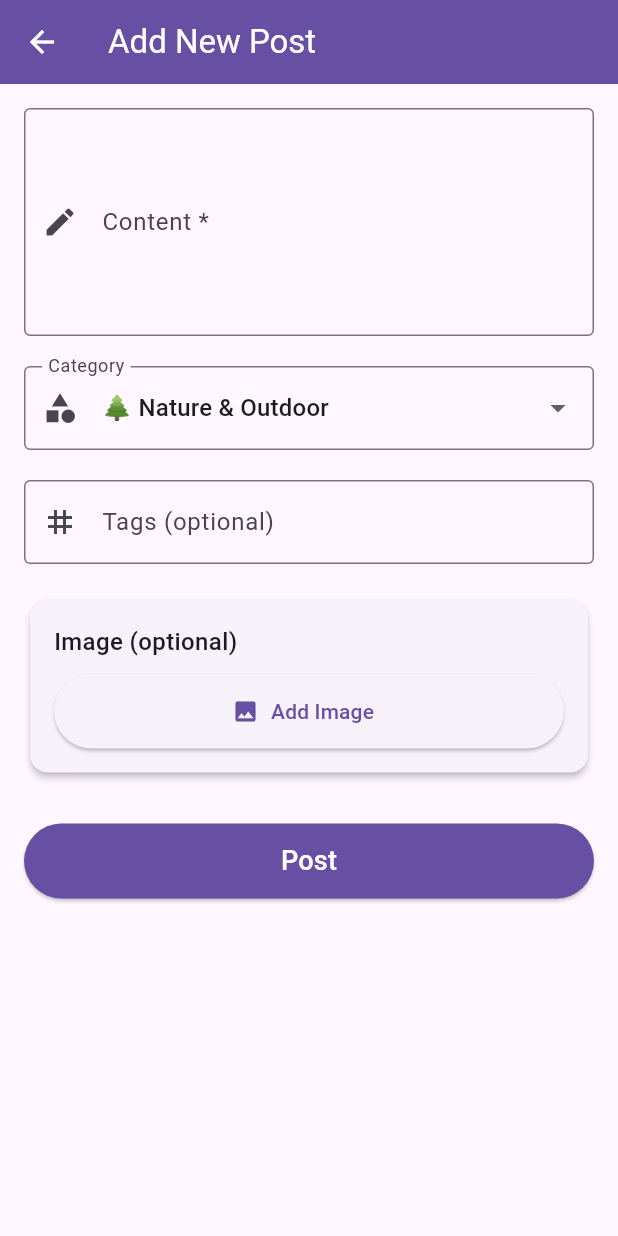
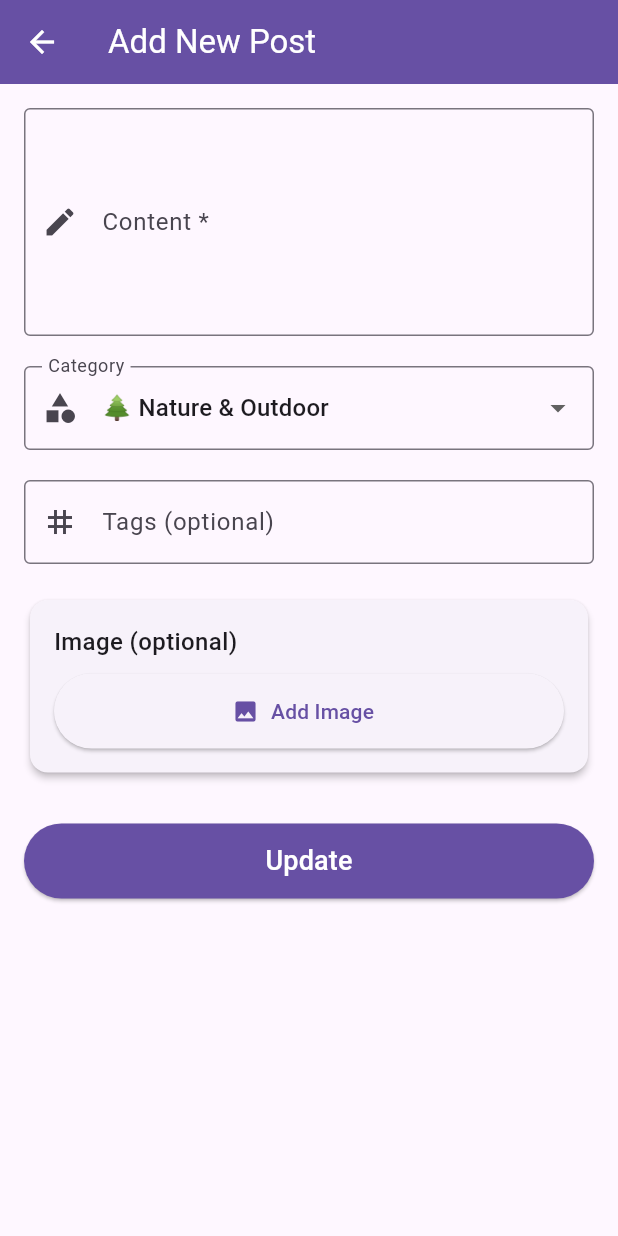
Before and after one commit to nilupul-dew/MAD_Group_09, a Flutter app: the screen it shows after launch, after a tap on the "add" icon, on a phone screen of 412 x 824 dp. Run offline on Flutter 3.47's test engine with Material 3 defaults, Android fonts, the phone set to English and light mode, and no system bars; our stand-ins replace cloud_firestore, firebase_core, flutter_image_compress, image_picker, timeago; accounts and stored records are empty; network calls fail.

Commit message:
Post Edit part is done

```diff
--- a/hiking_app/lib/presentation/screens/forum_screen.dart
+++ b/hiking_app/lib/presentation/screens/forum_screen.dart
@@ -60,7 +60,7 @@ class _ForumScreenState extends State<ForumScreen> {
         onPressed: () {
           Navigator.push(
             context,
-            MaterialPageRoute(builder: (context) => const AddPostScreen()),
+            MaterialPageRoute(builder: (context) => AddPostScreen()),
           ).then((_) => _loadPosts());
         },
         tooltip: 'Add Post',
--- a/hiking_app/lib/presentation/widgets/post_add.dart
+++ b/hiking_app/lib/presentation/widgets/post_add.dart
@@ -2,10 +2,14 @@ import 'package:flutter/material.dart';
 import 'package:flutter/services.dart';
 import 'package:hiking_app/data/firebase_services/post_firebase.dart';
 import 'package:hiking_app/domain/models/post_model.dart';
+import 'package:hiking_app/presentation/widgets/post_edit_image_preview.dart';
 import 'package:image_picker/image_picker.dart';
 
 class AddPostScreen extends StatefulWidget {
-  const AddPostScreen({Key? key}) : super(key: key);
+  final bool isEditing;
+  final Post? post;
+
+  AddPostScreen({super.key, this.isEditing = false, this.post});
 
   @override
   State<AddPostScreen> createState() => _AddPostScreenState();
@@ -16,7 +20,7 @@ class _AddPostScreenState extends State<AddPostScreen> {
   final _contentController = TextEditingController();
   final _tagsController = TextEditingController();
   final ImagePicker _picker = ImagePicker();
-
+  String? _existingImageUrl;
   final FirebaseForumService _service = FirebaseForumService();
 
   String _selectedCategory = '🌲 Nature & Outdoor';
@@ -38,8 +42,15 @@ class _AddPostScreenState extends State<AddPostScreen> {
   @override
   void initState() {
     super.initState();
-    // Initialize your service here
-    // _service = YourServiceClass();
+    if (widget.isEditing && widget.post != null) {
+      _contentController.text = widget.post!.content;
+      _selectedCategory = widget.post!.category;
+      _tagsController.text = widget.post!.tags.join(', ');
+      if (widget.post!.imageUrl != null) {
+        _existingImageUrl =
+            widget.post!.imageUrl; // You’ll need to handle this in UI
+      }
+    }
   }
 
   @override
@@ -80,6 +91,7 @@ class _AddPostScreenState extends State<AddPostScreen> {
     setState(() {
       _selectedImageBytes = null;
       _selectedImageName = null;
+      _existingImageUrl = null;
     });
   }
 
@@ -253,76 +265,27 @@ class _AddPostScreenState extends State<AddPostScreen> {
                       ),
                       const SizedBox(height: 10),
 
-                      if (_selectedImageBytes == null) ...[
+                      if (_selectedImageBytes != null) ...[
+                        ImagePreviewWidget(
+                          imageWidget: Image.memory(_selectedImageBytes!),
+                          imageName: _selectedImageName,
+                          onRemove: _removeImage,
+                          onChange: _pickImage,
+                        ),
+                      ] else if (_existingImageUrl != null) ...[
+                        ImagePreviewWidget(
+                          imageWidget: Image.network(_existingImageUrl!),
+                          imageName: 'Existing Image',
+                          onRemove: _removeImage,
+                          onChange: _pickImage,
+                        ),
+                      ] else ...[
                         ElevatedButton.icon(
                           onPressed: _pickImage,
                           icon: const Icon(Icons.image),
                           label: const Text('Add Image'),
                           style: ElevatedButton.styleFrom(
                             minimumSize: const Size(double.infinity, 50),
-                          ),
-                        ),
-                      ] else ...[
-                        Container(
-                          width: double.infinity,
-                          height: 200,
-                          decoration: BoxDecoration(
-                            border: Border.all(color: Colors.grey),
-                            borderRadius: BorderRadius.circular(8),
-                          ),
-                          child: ClipRRect(
-                            borderRadius: BorderRadius.circular(8),
-                            child: Image.memory(
-                              _selectedImageBytes!,
-                              fit: BoxFit.cover,
-                              errorBuilder: (context, error, stackTrace) {
-                                return Container(
-                                  color: Colors.grey[300],
-                                  child: const Center(
-                                    child: Column(
-                                      mainAxisAlignment:
-                                          MainAxisAlignment.center,
-                                      children: [
-                                        Icon(
-                                          Icons.error,
-                                          color: Colors.red,
-                                          size: 50,
-                                        ),
-                                        Text('Error loading image'),
-                                      ],
-                                    ),
-                                  ),
-                                );
-                              },
-                            ),
-                          ),
-                        ),
-                        const SizedBox(height: 10),
-                        Row(
-                          children: [
-                            Expanded(
-                              child: Text(
-                                'Selected: ${_selectedImageName ?? 'Unknown'}',
-                                style: const TextStyle(fontSize: 12),
-                                overflow: TextOverflow.ellipsis,
-                              ),
-                            ),
-                            TextButton.icon(
-                              onPressed: _removeImage,
-                              icon: const Icon(Icons.delete, size: 16),
-                              label: const Text('Remove'),
-                              style: TextButton.styleFrom(
-                                foregroundColor: Colors.red,
-                              ),
-                            ),
-                          ],
-                        ),
-                        ElevatedButton.icon(
-                          onPressed: _pickImage,
-                          icon: const Icon(Icons.image),
-                          label: const Text('Change Image'),
-                          style: ElevatedButton.styleFrom(
-                            minimumSize: const Size(double.infinity, 40),
                           ),
                         ),
                       ],
@@ -359,7 +322,11 @@ class _AddPostScreenState extends State<AddPostScreen> {
                             Text('Posting...'),
                           ],
                         )
-                        : const Text('Post', style: TextStyle(fontSize: 18)),
+                        : Text(
+                          // ignore: unnecessary_null_comparison
+                          widget.isEditing == null ? 'Post' : 'Update',
+                          style: const TextStyle(fontSize: 18),
+                        ),
               ),
             ],
           ),
```
Also changed, not shown: hiking_app/lib/data/firebase_services/post_firebase.dart (+47 -47 lines), hiking_app/lib/presentation/widgets/post_edit_image_preview.dart (added, +62 -0 lines), hiking_app/lib/presentation/widgets/post_options.dart (+61 -12 lines).
